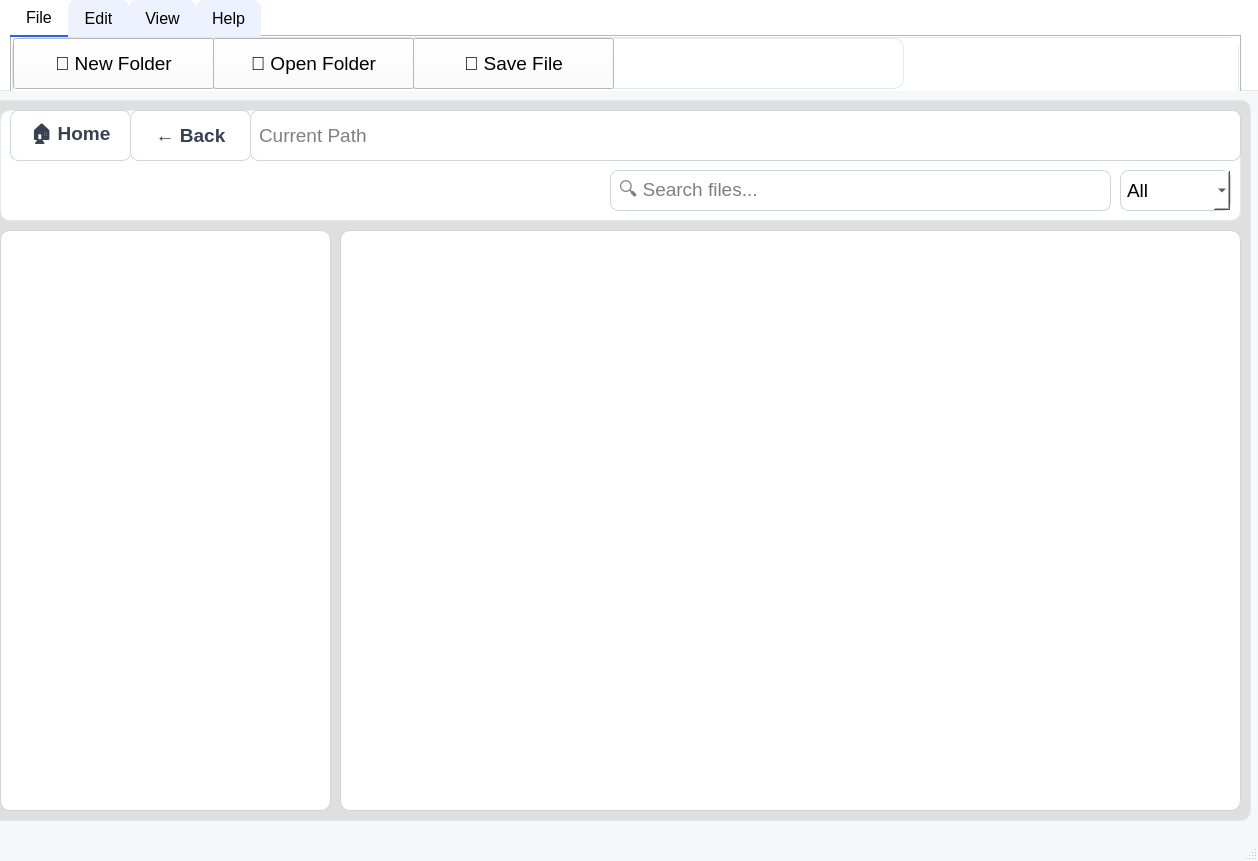
This is Giao diện/CHINH.ui in justnhan/NHOM-5_KTLTNC as Qt 5 draws it before an edit. The edited form follows.
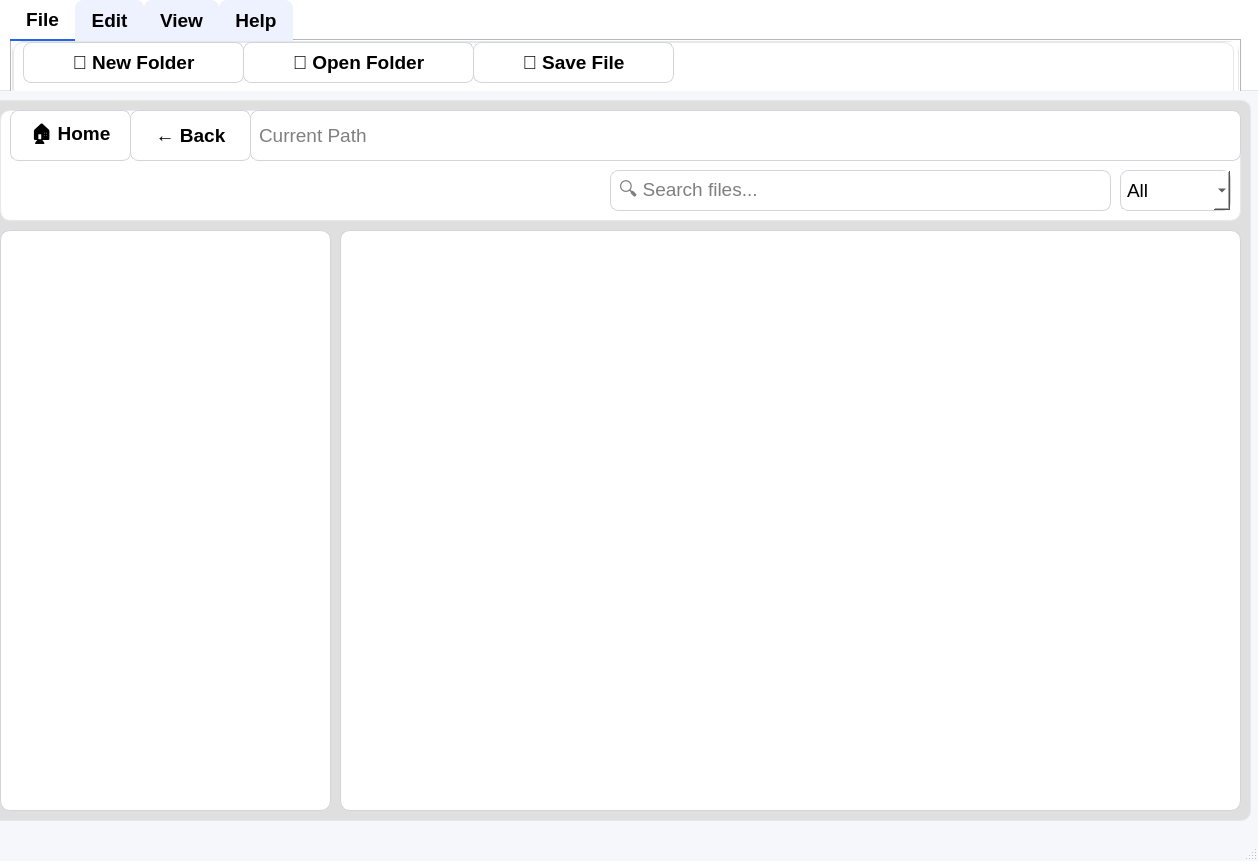
This is the edited form. The open tabs and pages were chosen to show the change.

```diff
--- a/Giao diện/CHINH.ui
+++ b/Giao diện/CHINH.ui
@@ -81,6 +81,9 @@
 </string>
   </property>
   <widget class="QWidget" name="centralwidget">
+   <property name="styleSheet">
+    <string notr="true">color:black</string>
+   </property>
    <widget class="QFrame" name="lowerframe">
     <property name="geometry">
      <rect>
@@ -327,11 +330,13 @@
      </property>
      <property name="font">
       <font>
-       <pointsize>12</pointsize>
+       <pointsize>14</pointsize>
+       <weight>75</weight>
+       <bold>true</bold>
       </font>
      </property>
      <property name="styleSheet">
-      <string notr="true">background-color: rgb(255, 255, 255)</string>
+      <string notr="true">background-color: white</string>
      </property>
      <property name="currentIndex">
       <number>3</number>
@@ -348,8 +353,8 @@
         <rect>
          <x>0</x>
          <y>0</y>
-         <width>891</width>
-         <height>51</height>
+         <width>1221</width>
+         <height>57</height>
         </rect>
        </property>
        <property name="frameShape">
@@ -358,54 +363,60 @@
        <property name="frameShadow">
         <enum>QFrame::Raised</enum>
        </property>
-       <widget class="QToolButton" name="btnNewfolder">
+       <widget class="QPushButton" name="btnNewfolder">
         <property name="geometry">
          <rect>
-          <x>0</x>
+          <x>10</x>
           <y>0</y>
-          <width>201</width>
-          <height>51</height>
+          <width>221</width>
+          <height>41</height>
          </rect>
         </property>
         <property name="font">
          <font>
           <pointsize>14</pointsize>
+          <weight>75</weight>
+          <bold>true</bold>
          </font>
         </property>
         <property name="text">
          <string>📁 New Folder</string>
         </property>
        </widget>
-       <widget class="QToolButton" name="btnOpen">
+       <widget class="QPushButton" name="btnOpen">
         <property name="geometry">
          <rect>
-          <x>200</x>
+          <x>230</x>
           <y>0</y>
-          <width>201</width>
-          <height>51</height>
+          <width>231</width>
+          <height>41</height>
          </rect>
         </property>
         <property name="font">
          <font>
           <pointsize>14</pointsize>
+          <weight>75</weight>
+          <bold>true</bold>
          </font>
         </property>
         <property name="text">
          <string>📂 Open Folder</string>
         </property>
        </widget>
-       <widget class="QToolButton" name="btnSave">
+       <widget class="QPushButton" name="btnSave">
         <property name="geometry">
          <rect>
-          <x>400</x>
+          <x>460</x>
           <y>0</y>
           <width>201</width>
-          <height>51</height>
+          <height>41</height>
          </rect>
         </property>
         <property name="font">
          <font>
           <pointsize>14</pointsize>
+          <weight>75</weight>
+          <bold>true</bold>
          </font>
         </property>
         <property name="text">
```
Left out of the diff: 39 changed lines with no effect on the pictures.
